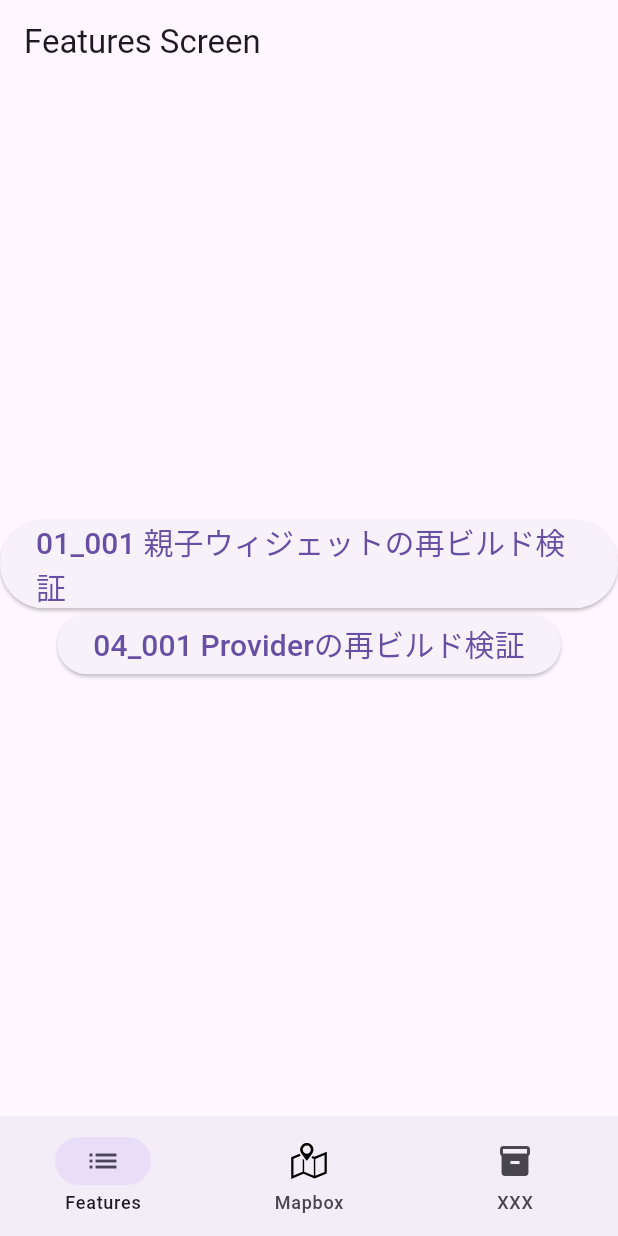
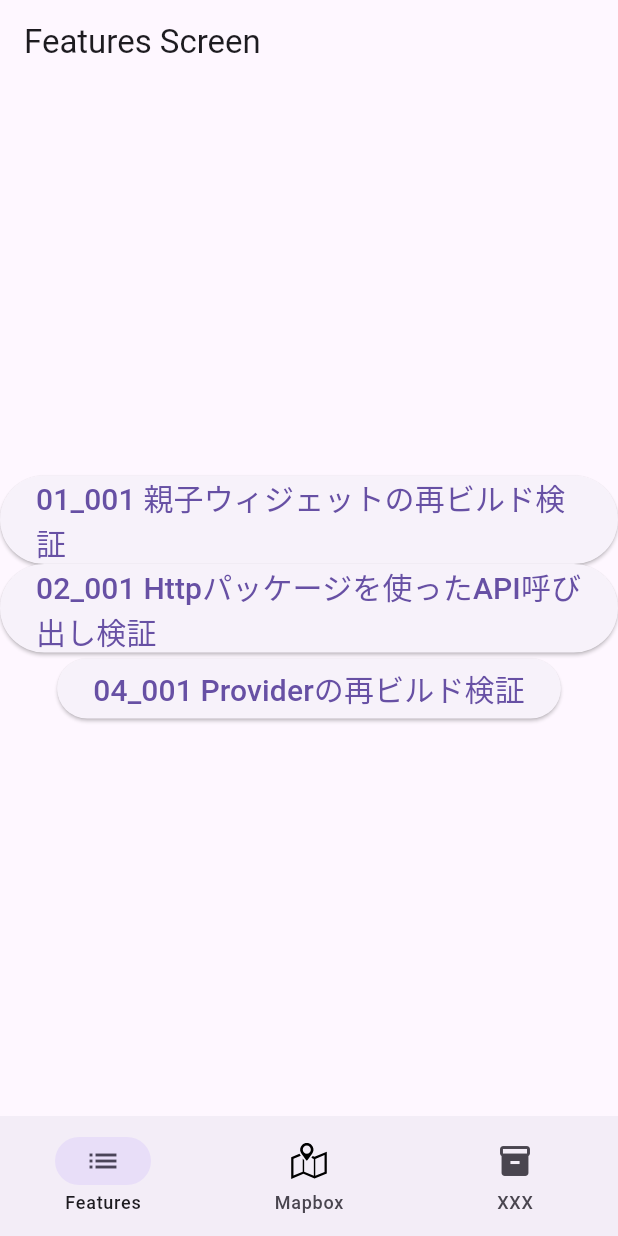
Before and after one commit to yassan16/flutter-try-feature-list, a Flutter app: the screen it shows after launch, on a phone screen of 412 x 824 dp. Run offline on Flutter 3.47's test engine with Material 3 defaults, Android fonts, the phone set to English and light mode, and no system bars; our stand-ins replace flutter_riverpod, flutter_svg, freezed_annotation, go_router, riverpod_annotation; missing offline and left inert: mapbox_maps_flutter; generated files the repository leaves out were written again.

Commit message:
APIからのレスポンス取得結果の表示

```diff
--- a/lib/features/features_screen.dart
+++ b/lib/features/features_screen.dart
@@ -37,6 +37,21 @@ class _FeaturesScreenState extends State<FeaturesScreen> {
               style: TextStyle(fontSize: 20),
             ),
           ),
+          // 02_001 Httpパッケージを使ったAPI呼び出し検証
+          ElevatedButton(
+            onPressed: () {
+              String router =
+                  Routing.featuresScreenRouter + Routing.route_02_001;
+              GoRouter.of(context).go(router);
+              ScaffoldMessenger.of(
+                context,
+              ).showSnackBar(SnackBar(content: Text('パス： $router')));
+            },
+            child: const Text(
+              '02_001 Httpパッケージを使ったAPI呼び出し検証',
+              style: TextStyle(fontSize: 20),
+            ),
+          ),
           // 04_001 Providerの再ビルド検証
           ElevatedButton(
             onPressed: () {
--- a/lib/routing.dart
+++ b/lib/routing.dart
@@ -1,6 +1,7 @@
 import 'package:flutter/material.dart';
 import 'package:flutter_try_feature_list/common/presentation/screens/base_screen.dart';
 import 'package:flutter_try_feature_list/features/01_widget_tree/001_parent_child_widget_rebuild/parent_child_widget_rebuild_screen.dart';
+import 'package:flutter_try_feature_list/features/02_future_stream/001_http/presentation/http_screen.dart';
 import 'package:flutter_try_feature_list/features/features_screen.dart';
 import 'package:flutter_try_feature_list/mapbox/presentation/mapbox_screen.dart';
 import 'package:flutter_try_feature_list/features/04_riverpod/001_provider_verification/provider_verification_screen.dart';
@@ -23,6 +24,9 @@ class Routing {
   static final String route_01 = '/01_widget_tree';
   static final String route_01_001 =
       '$route_01/001_parent_child_widget_rebuild';
+  // 02_future_stream
+  static final String route_02 = '/02_future_stream';
+  static final String route_02_001 = '$route_02/001_http';
   // 04_riverpod
   static final String route_04 = '/04_riverpod';
   static final String route_04_001 = '$route_04/001_providerVerification';
@@ -58,6 +62,11 @@ class Routing {
                     path: route_01_001,
                     builder:
                         (context, state) => ParentChildWidgetRebuild001Screen(),
+                  ),
+                  // 02_future_stream
+                  GoRoute(
+                    path: route_02_001,
+                    builder: (context, state) => HttpScreen(),
                   ),
                   // 04_riverpod
                   GoRoute(
--- a/pubspec.yaml
+++ b/pubspec.yaml
@@ -33,7 +33,6 @@ dependencies:
   flutter_riverpod: ^2.6.1
   riverpod_annotation: ^2.6.1
   riverpod_lint: ^2.6.5
-  freezed: ^3.0.6
   http: ^1.4.0
   go_router: ^15.2.1
   flutter_svg: ^2.2.0
@@ -41,6 +40,8 @@ dependencies:
   geolocator: ^14.0.1
   permission_handler: ^12.0.0+1
   flutter_dotenv: ^5.2.1
+  freezed_annotation: ^3.0.0
+  json_annotation: ^4.9.0
 
   # The following adds the Cupertino Icons font to your application.
   # Use with the CupertinoIcons class for iOS style icons.
@@ -53,7 +54,7 @@ dev_dependencies:
   riverpod_generator: ^2.6.5
   custom_lint: ^0.7.5
   json_serializable: ^6.9.5
-
+  freezed: ^3.0.6
 
 
   # The "flutter_lints" package below contains a set of recommended lints to
```
Also changed, not shown: lib/features/02_future_stream/001_http/presentation/http_screen.dart (added, +59 -0 lines), lib/features/02_future_stream/001_http/repository/dto/pokemon_dto.dart (added, +35 -0 lines), lib/features/02_future_stream/001_http/repository/dto/pokemon_dto.freezed.dart (added), lib/features/02_future_stream/001_http/repository/dto/pokemon_dto.g.dart (added), lib/features/04_riverpod/001_provider_verification/notifier_list.g.dart, pubspec.lock, 1 other file.
